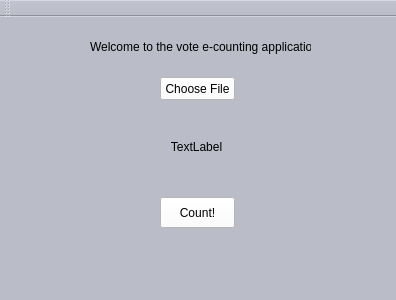
First picture: the form in mainwindow.ui, repository geaney91/E-CountApp, before the edit.
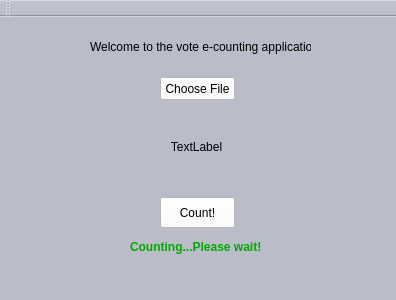
Second picture: the form after the edit.

The edit to the form file:
```diff
--- a/mainwindow.ui
+++ b/mainwindow.ui
@@ -178,6 +178,31 @@
      <string>Count!</string>
     </property>
    </widget>
+   <widget class="QLabel" name="counting_lbl">
+    <property name="enabled">
+     <bool>true</bool>
+    </property>
+    <property name="geometry">
+     <rect>
+      <x>130</x>
+      <y>220</y>
+      <width>131</width>
+      <height>20</height>
+     </rect>
+    </property>
+    <property name="font">
+     <font>
+      <weight>75</weight>
+      <bold>true</bold>
+     </font>
+    </property>
+    <property name="styleSheet">
+     <string notr="true">color: rgb(0, 170, 0);</string>
+    </property>
+    <property name="text">
+     <string>Counting...Please wait!</string>
+    </property>
+   </widget>
   </widget>
   <widget class="QMenuBar" name="menuBar">
    <property name="geometry">
```
Left out of the diff: 12 changed lines with no effect on the pictures.
